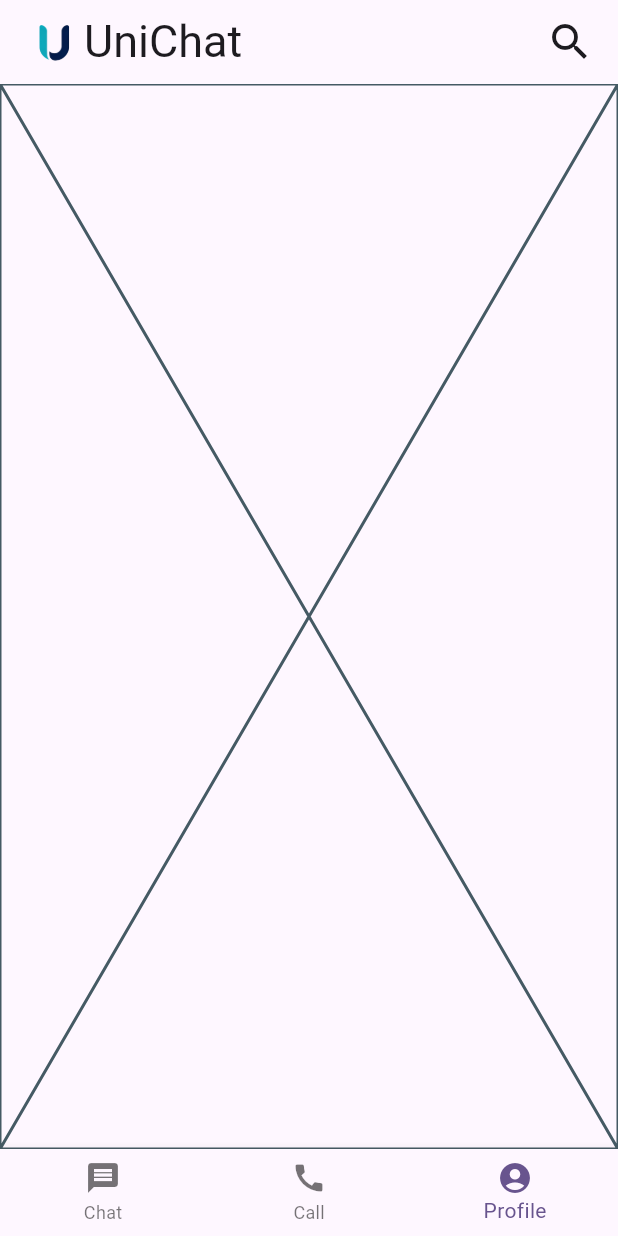
After one commit to Poojan912/UniChat, a Flutter app: the home_page screen opened directly, item 3 of the bottom bar chosen, after a tap on the "search" icon, on a phone screen of 412 x 824 dp. The commit adds this screen. Run offline on Flutter 3.47's test engine with Material 3 defaults, Android fonts, the phone set to English and light mode, and no system bars; our stand-ins replace firebase_auth, firebase_core, firebase_database; accounts and stored records are empty; network calls fail.

Commit message:
Implement basic chatUi

```diff
--- /dev/null
+++ b/lib/call_page.dart
@@ -0,0 +1,10 @@
+import 'package:flutter/material.dart';
+
+class call_page extends StatelessWidget {
+  const call_page({super.key});
+
+  @override
+  Widget build(BuildContext context) {
+    return const Placeholder();
+  }
+}
--- /dev/null
+++ b/lib/chat_page.dart
@@ -0,0 +1,52 @@
+import 'package:flutter/material.dart';
+import 'package:unichat/chat_user.dart';
+
+class chat_page extends StatefulWidget {
+  const chat_page({super.key});
+
+  @override
+  State<chat_page> createState() => _chat_pageState();
+}
+
+class _chat_pageState extends State<chat_page> {
+  final List<ChatUser> users = [
+    ChatUser(name: "Alice", lastMessage: "See you tomorrow!", imageUrl: "https://example.com/alice.jpg"),
+    ChatUser(name: "Bob", lastMessage: "Got it, thanks!", imageUrl: "https://example.com/bob.jpg"),
+    ChatUser(name: "Alice", lastMessage: "See you tomorrow!", imageUrl: "https://example.com/alice.jpg"),
+    ChatUser(name: "Bob", lastMessage: "Got it, thanks!", imageUrl: "https://example.com/bob.jpg"),
+    ChatUser(name: "Alice", lastMessage: "See you tomorrow!", imageUrl: "https://example.com/alice.jpg"),
+    ChatUser(name: "Bob", lastMessage: "Got it, thanks!", imageUrl: "https://example.com/bob.jpg"),
+    ChatUser(name: "Alice", lastMessage: "See you tomorrow!", imageUrl: "https://example.com/alice.jpg"),
+    ChatUser(name: "Bob", lastMessage: "Got it, thanks!", imageUrl: "https://example.com/bob.jpg"),
+    ChatUser(name: "Alice", lastMessage: "See you tomorrow!", imageUrl: "https://example.com/alice.jpg"),
+    ChatUser(name: "Bob", lastMessage: "Got it, thanks!", imageUrl: "https://example.com/bob.jpg"),
+    ChatUser(name: "Alice", lastMessage: "See you tomorrow!", imageUrl: "https://example.com/alice.jpg"),
+    ChatUser(name: "Bob", lastMessage: "Got it, thanks!", imageUrl: "https://example.com/bob.jpg"),
+    ChatUser(name: "Alice", lastMessage: "See you tomorrow!", imageUrl: "https://example.com/alice.jpg"),
+    ChatUser(name: "Bob", lastMessage: "Got it, thanks!", imageUrl: "https://example.com/bob.jpg"),
+    ChatUser(name: "Alice", lastMessage: "See you tomorrow!", imageUrl: "https://example.com/alice.jpg"),
+    ChatUser(name: "Bob", lastMessage: "Got it, thanks!", imageUrl: "https://example.com/bob.jpg"),
+    // Add more users as needed
+  ];
+  @override
+  Widget build(BuildContext context) {
+    return Scaffold(body:
+    ListView.builder(
+      itemCount: users.length,
+      itemBuilder: (context, index) {
+        final user = users[index];
+        return ListTile(
+          leading: CircleAvatar(
+            backgroundImage: NetworkImage(user.imageUrl),
+          ),
+          title: Text(user.name),
+          subtitle: Text(user.lastMessage),
+          onTap: () {
+            // Implement navigation to chat screen with this user
+          },
+        );
+      },
+    ),
+      );
+  }
+}
--- /dev/null
+++ b/lib/home_page.dart
@@ -0,0 +1,80 @@
+import 'package:flutter/material.dart';
+import 'package:unichat/call_page.dart';
+import 'package:unichat/chat_page.dart';
+import 'package:unichat/profile_page.dart';
+
+class home_page extends StatefulWidget {
+  const home_page({super.key});
+
+  @override
+  State<home_page> createState() => _home_pageState();
+}
+
+class _home_pageState extends State<home_page> {
+  Widget _getPageWidget(int index) {
+    switch (index) {
+      case 0:
+        return chat_page();
+      case 1:
+        return call_page();
+      case 2:
+        return profile_page();
+      default:
+        return chat_page(); // Default to chat page if index is not recognized
+    }
+  }
+  int _selectedIndex = 0;
+
+  void _onItemTapped(int index) {
+    setState(() {
+      _selectedIndex = index;
+    });
+  }
+  @override
+  Widget build(BuildContext context) {
+    return Scaffold(resizeToAvoidBottomInset : false,
+        appBar: AppBar(
+          title : Row(
+            mainAxisSize: MainAxisSize.min,
+            children: <Widget>[
+              Image.asset('assets/image/image_no_bg.png',width: 40,fit: BoxFit.contain,),
+              Text(
+                "UniChat",
+                style: TextStyle(fontSize: 30),
+              ),
+              Spacer(),
+              InkWell(
+                onTap: (){
+                  //handle search function
+                } ,
+                child: Icon(Icons.search,size: 32),
+              )
+
+
+            ],
+          ),
+        ),
+      body: _getPageWidget(_selectedIndex), // Use the page based on the selected index
+      bottomNavigationBar: BottomNavigationBar(
+        items: const <BottomNavigationBarItem>[
+          BottomNavigationBarItem(
+            icon: Icon(Icons.message),
+            label: 'Chat',
+          ),
+          BottomNavigationBarItem(
+            icon: Icon(Icons.call),
+            label: 'Call',
+          ),
+          BottomNavigationBarItem(
+            icon: Icon(Icons.account_circle),
+            label: 'Profile',
+          ),
+        ],
+        currentIndex: _selectedIndex,
+        onTap: _onItemTapped,
+
+      ),
+    );
+
+  }
+}
--- /dev/null
+++ b/lib/profile_page.dart
@@ -0,0 +1,15 @@
+import 'package:flutter/material.dart';
+
+class profile_page extends StatefulWidget {
+  const profile_page({super.key});
+
+  @override
+  State<profile_page> createState() => _profile_pageState();
+}
+
+class _profile_pageState extends State<profile_page> {
+  @override
+  Widget build(BuildContext context) {
+    return const Placeholder();
+  }
+}
--- a/lib/signin_page.dart
+++ b/lib/signin_page.dart
@@ -1,6 +1,7 @@
 import 'package:flutter/material.dart';
 import 'package:unichat/forgotpassword_page.dart';
 import 'package:firebase_auth/firebase_auth.dart';
+import 'package:unichat/home_page.dart';
 import 'package:unichat/signup_page.dart';
 
 class signin_page extends StatefulWidget {
@@ -92,15 +93,20 @@ class _signin_pageState extends State<signin_page> {
                 child: ElevatedButton(
                   onPressed: () {
                     // Handle Sign-In logic
+
                     FirebaseAuth.instance.signInWithEmailAndPassword(
                       email: _emailController.text,
                       password: _passwordController.text,
                     ).then((value) {
                       ScaffoldMessenger.of(context).showSnackBar(SnackBar(content: Text('Sign In Successful')));
+                      Navigator.pushReplacement(context, MaterialPageRoute(builder: (context)=>home_page()));
                       // Navigate to your desired page after successful sign-in
                     }).onError((error, stackTrace) {
                       ScaffoldMessenger.of(context).showSnackBar(SnackBar(content: Text('Email/Password wrong')));
                     });
+
+
+
                   },
                   child: Text('Sign In'),
                 )
--- a/pubspec.yaml
+++ b/pubspec.yaml
@@ -35,9 +35,13 @@ dependencies:
   # The following adds the Cupertino Icons font to your application.
   # Use with the CupertinoIcons class for iOS style icons.
   cupertino_icons: ^1.0.2
+
   firebase_core: ^2.25.4
   firebase_auth: ^4.17.4
   firebase_database: ^10.4.5
+
+
+  image_picker: ^0.8.5+3
 
 dev_dependencies:
   flutter_test:
@@ -69,6 +73,7 @@ flutter:
   uses-material-design: true
   assets:
      - assets/image/image_no_bg.png
+     - assets/image/default_profile_pic.png
 
 
 
```
Also changed, not shown: lib/chat_user.dart (added, +7 -0 lines), assets/image/default_profile_pic.png (added), pubspec.lock, 5 other files.
